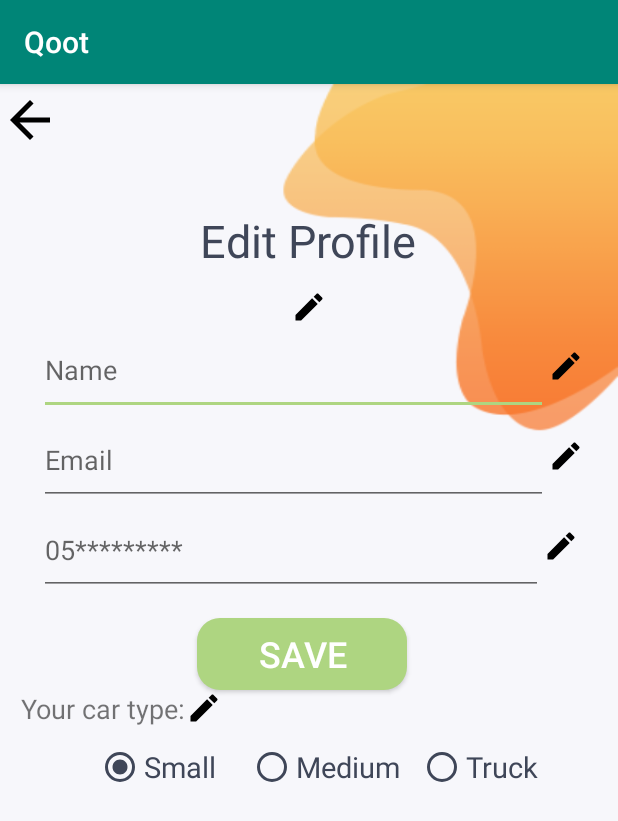
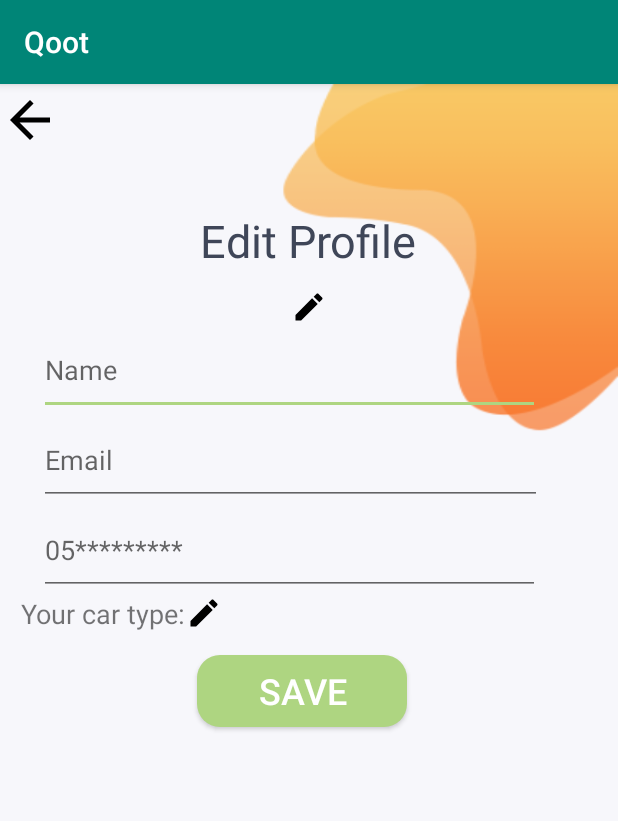
Before and after one commit to HussaSq/Qoot, an Android app: the EditVolunteerProfile screen opened directly, with no data from a screen before it, on a phone screen of 412 x 824 dp. Shown: the top 821 px of the screen. Run offline under Robolectric (Android 15) with nearby library versions, the phone set to English and light mode, and no system bars.

```diff
--- a/app/src/main/res/layout/activity_edit_volunteer_profile.xml
+++ b/app/src/main/res/layout/activity_edit_volunteer_profile.xml
@@ -15,6 +15,7 @@
         android:layout_height="40dp"
         android:layout_marginTop="4dp"
         android:src="@drawable/ic_arrow_back_black_24dp"
+        android:onClick="OpenProfile"
         app:layout_constraintStart_toStartOf="parent"
         app:layout_constraintTop_toTopOf="parent" />
 
@@ -57,7 +58,7 @@
 
     <LinearLayout
         android:layout_width="387dp"
-        android:layout_height="wrap_content"
+        android:layout_height="377dp"
         android:layout_marginLeft="14dp"
         android:layout_marginRight="14dp"
         android:orientation="vertical"
@@ -72,22 +73,12 @@
 
             <EditText
                 android:id="@+id/Name"
-                android:layout_width="339dp"
+                android:layout_width="334dp"
                 android:layout_height="60dp"
                 android:layout_marginLeft="12dp"
                 android:ems="10"
                 android:hint="Name"
                 android:inputType="textPersonName" />
-
-            <ImageView
-                android:id="@+id/edit_name"
-                android:layout_width="wrap_content"
-                android:layout_height="wrap_content"
-                android:src="@drawable/ic_edit_black_24dp"
-                app:layout_constraintEnd_toEndOf="@id/Name"
-                tools:ignore="MissingConstraints"
-                tools:layout_editor_absoluteY="306dp"
-                android:layout_marginTop="15dp"/>
 
         </LinearLayout>
 
@@ -98,23 +89,12 @@
 
             <EditText
                 android:id="@+id/email_v"
-                android:layout_width="339dp"
+                android:layout_width="335dp"
                 android:layout_height="60dp"
                 android:layout_marginLeft="12dp"
                 android:ems="10"
                 android:hint="Email"
                 android:inputType="textEmailAddress" />
-
-            <ImageView
-                android:id="@+id/edit_email"
-                android:layout_width="wrap_content"
-                android:layout_height="wrap_content"
-                app:layout_constraintEnd_toEndOf="@id/email_v"
-                android:src="@drawable/ic_edit_black_24dp"
-                tools:layout_editor_absoluteX="333dp"
-                tools:layout_editor_absoluteY="362dp"
-                tools:ignore="MissingConstraints"
-                android:layout_marginTop="15dp"/>
 
         </LinearLayout>
 
@@ -126,24 +106,42 @@
 
             <EditText
                 android:id="@+id/Phone_v"
-                android:layout_width="336dp"
+                android:layout_width="334dp"
                 android:layout_height="60dp"
                 android:layout_marginLeft="12dp"
                 android:ems="10"
                 android:hint="05*********"
                 android:inputType="phone" />
 
-            <ImageView
-                android:id="@+id/edit_phone"
+        </LinearLayout>
+
+
+        <LinearLayout
+            android:layout_width="match_parent"
+            android:layout_height="wrap_content"
+            android:orientation="horizontal">
+
+            <TextView
+                android:id="@+id/text_car_type"
                 android:layout_width="wrap_content"
                 android:layout_height="wrap_content"
-                app:layout_constraintEnd_toEndOf="@id/Phone_v"
+                android:text="Your car type:"
+                android:textSize="18sp"
+                tools:ignore="MissingConstraints"
+                tools:layout_editor_absoluteX="16dp"
+                tools:layout_editor_absoluteY="502dp" />
+
+            <ImageView
+                android:id="@+id/imageView2"
+                android:layout_width="wrap_content"
+                android:layout_height="wrap_content"
                 android:src="@drawable/ic_edit_black_24dp"
-                tools:layout_editor_absoluteX="333dp"
-                tools:layout_editor_absoluteY="427dp"
                 tools:ignore="MissingConstraints"
-                android:layout_marginTop="15dp"/>
+                tools:layout_editor_absoluteX="245dp"
+                tools:layout_editor_absoluteY="127dp" />
         </LinearLayout>
+
+
 
         <Button
             android:id="@+id/button"
@@ -156,87 +154,6 @@
             android:textColor="#ffff"
             android:textSize="24sp" />
 
-        <LinearLayout
-            android:layout_width="match_parent"
-            android:layout_height="wrap_content"
-            android:orientation="horizontal">
-
-            <TextView
-                android:id="@+id/text_car_type"
-                android:layout_width="wrap_content"
-                android:layout_height="wrap_content"
-                android:text="Your car type:"
-                android:textSize="18sp"
-                tools:layout_editor_absoluteX="16dp"
-                tools:layout_editor_absoluteY="502dp"
-                tools:ignore="MissingConstraints" />
-
-            <ImageView
-                android:id="@+id/imageView2"
-                android:layout_width="wrap_content"
-                android:layout_height="wrap_content"
-                android:src="@drawable/ic_edit_black_24dp"
-                tools:ignore="MissingConstraints"
-                tools:layout_editor_absoluteX="245dp"
-                tools:layout_editor_absoluteY="127dp" />
-        </LinearLayout>
-        <RadioGroup
-            android:id="@+id/car_type"
-            android:layout_width="match_parent"
-            android:layout_height="wrap_content"
-            android:checkedButton="@id/Small"
-            android:orientation="horizontal"
-            android:layout_marginLeft="50dp"
-            app:layout_constraintBottom_toTopOf="@+id/button"
-            app:layout_constraintEnd_toEndOf="parent"
-            app:layout_constraintHorizontal_bias="0.0"
-            app:layout_constraintStart_toStartOf="parent"
-            app:layout_constraintTop_toBottomOf="@+id/text_car_type"
-            app:layout_constraintVertical_bias="0.415">
-
-            <RadioButton
-                android:id="@+id/Small"
-                android:layout_width="101dp"
-                android:layout_height="53dp"
-                android:buttonTint="#3f4658"
-                android:text="Small"
-                android:textColor="#3f4658"
-                android:textColorLink="#000000"
-                android:textSize="19sp"
-                tools:layout_editor_absoluteX="74dp"
-                tools:layout_editor_absoluteY="453dp" />
-
-            <RadioButton
-                android:id="@+id/medium"
-                android:layout_width="113dp"
-                android:layout_height="53dp"
-
-                android:buttonTint="#3f4658"
-                android:text="Medium"
-                android:textColor="#3f4658"
-                android:textColorLink="#000000"
-                android:textSize="19sp"
-                tools:layout_editor_absoluteX="74dp"
-                tools:layout_editor_absoluteY="453dp" />
-
-            <RadioButton
-                android:id="@+id/truck"
-                android:layout_width="120dp"
-                android:layout_height="53dp"
-                android:layout_marginEnd="124dp"
-                android:layout_marginRight="200dp"
-                android:buttonTint="#3f4658"
-                android:text="Truck"
-                android:textColor="#3f4658"
-                android:textColorLink="#000000"
-                android:textSize="19sp"
-                tools:layout_editor_absoluteX="100dp"
-                tools:layout_editor_absoluteY="453dp"
-
-                />
-
-
-        </RadioGroup>
     </LinearLayout>
 
 </LinearLayout>
```
Also changed, not shown: app/src/main/java/com/example/qoot/DonatorProfile.java (+45 -0 lines), app/src/main/java/com/example/qoot/EditVolunteerProfile.java (+13 -0 lines), app/src/main/res/layout/activity_volunteer_profile.xml (+13 -12 lines).
